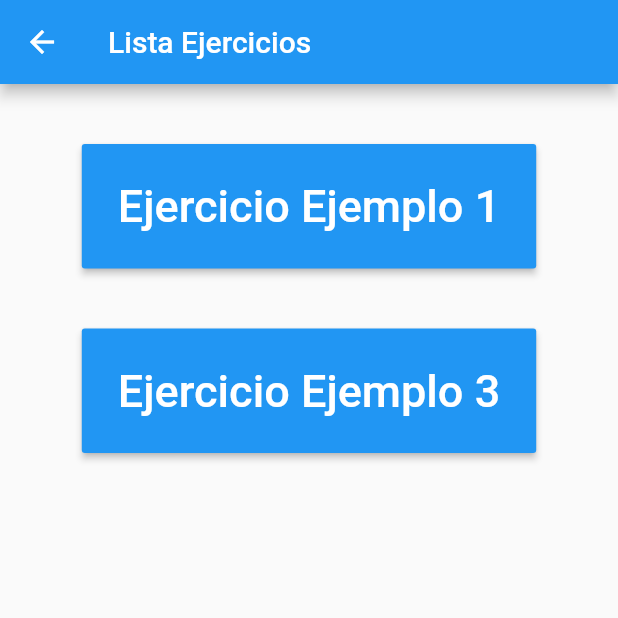
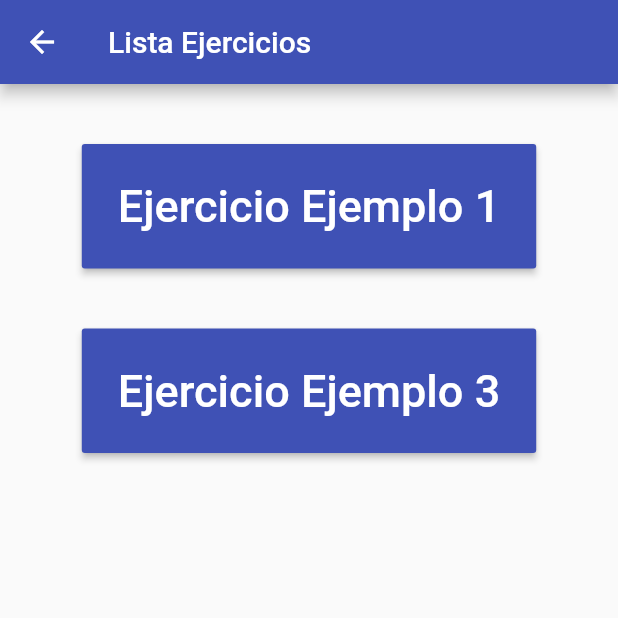
Before and after one commit to jrecaspiorno/once-trainer, a Flutter app: the screen it shows after launch, after a tap on "Recomendaciones", on a phone screen of 412 x 824 dp, the top half of it. Run offline on Flutter 3.47's test engine with Material 2 defaults, Android fonts, the light colour scheme and no system bars; missing offline and left inert: fit_kit, health.

Commit message:
ejemplos ejercios

```diff
--- a/lib/Perfil/Dolencias.dart
+++ b/lib/Perfil/Dolencias.dart
@@ -24,6 +24,7 @@ class _StateDolencias extends State<Dolencias> {
             Navigator.pop(context);
           }),
           title: Text("Dolencias"),
+          backgroundColor: Colors.indigo,
         ),
         body: ListView.builder(
           itemCount: Dolencias.length,
--- a/lib/Perfil/Perfil.dart
+++ b/lib/Perfil/Perfil.dart
@@ -22,6 +22,7 @@ class MyProfile extends StatelessWidget {
             },
           ),
           title: Text('Perfil'),
+          backgroundColor: Colors.indigo,
         ),
         body: ListView(
           children: [
@@ -46,7 +47,7 @@ class MyButtonType extends StatelessWidget {
           const SizedBox(height: 20),
           _buildButton('Historial Actividades', MyProfile.fromMyProfile(), context),
           _buildButton('Historial Clínico', MyProfile.fromMyProfile(), context),
-          _buildButton('Preferencias', Dolencias(), context),
+          _buildButton('Dolencias', Dolencias(), context),
         ],
       ),
     );
@@ -62,7 +63,7 @@ class MyButtonType extends StatelessWidget {
               MaterialPageRoute(builder: (context) => funcion),
             );
           },
-          color: Colors.blue,
+          color: Colors.indigo,
           textColor: Colors.white,
           padding: EdgeInsets.all(24.0),
           child: Text(label, style: TextStyle(fontSize: 30)),
--- a/lib/ejercicios/BuildEjercicio.dart
+++ b/lib/ejercicios/BuildEjercicio.dart
@@ -37,6 +37,7 @@ class _BuildEjercicioState extends State<BuildEjercicio> {
             },
           ),
           title: Text(widget.ejercicio.name),
+          backgroundColor: Colors.indigo,
         ),
         body: Container(
 
--- a/lib/lista_ejer.dart
+++ b/lib/lista_ejer.dart
@@ -39,6 +39,7 @@ class MyList extends StatelessWidget {
               },
             ),
             title: Text('Lista Ejercicios'),
+            backgroundColor: Colors.indigo,
           ),
           extendBodyBehindAppBar: false,
           body: Container(
@@ -64,7 +65,7 @@ class MyList extends StatelessWidget {
                                 MaterialPageRoute(builder: (context) => (BuildEjercicio(ejercicio : ejercicio,)),
                                 ));
                               },
-                              color: Colors.blue,
+                              color: Colors.indigo,
                               textColor: Colors.white,
                               padding: EdgeInsets.all(24.0),
                               child: Text(ejercicios[index].name, style: TextStyle(fontSize: 30)),
--- a/lib/main.dart
+++ b/lib/main.dart
@@ -26,6 +26,7 @@ class MyApp extends StatelessWidget {
         home: Scaffold( // Widget con app prediseñada, esquema
           appBar: AppBar(
             title: Text('Menu'),
+            backgroundColor: Colors.indigo,
           ),
           body: MyButtonType(),
         ),
@@ -85,7 +86,7 @@ class MyButtonType extends StatelessWidget {
               MaterialPageRoute(builder: (context) => funcion),
             );
           },
-          color: Colors.blue,
+          color: Colors.indigo,
           textColor: Colors.white,
           padding: EdgeInsets.all(24.0),
           child: Text(label, style: TextStyle(fontSize: 30)),
--- a/lib/pulsera/pulsera.dart
+++ b/lib/pulsera/pulsera.dart
@@ -95,6 +95,7 @@ class MyPulsera extends StatelessWidget {
               },
             ),
             title: Text('Prueba pulsera'),
+            backgroundColor: Colors.indigo,
           ),
           body: _healthDataList.isEmpty
               ? Text('$_healthKitOutput\n')
--- a/lib/recomendados.dart
+++ b/lib/recomendados.dart
@@ -16,6 +16,7 @@ class MyRecom extends StatelessWidget {
               },
             ),
             title: Text('Lista Ejercicios'),
+            backgroundColor: Colors.indigo,
           ),
           body: ListView(
               children: [
@@ -54,7 +55,7 @@ class MyRecomType extends StatelessWidget {
               MaterialPageRoute(builder: (context) => funcion),
             );
           },
-          color: Colors.blue,
+          color: Colors.indigo,
           textColor: Colors.white,
           padding: EdgeInsets.all(24.0),
           child: Text(label, style: TextStyle(fontSize: 30)),
```
